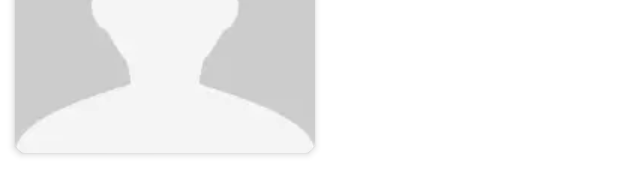
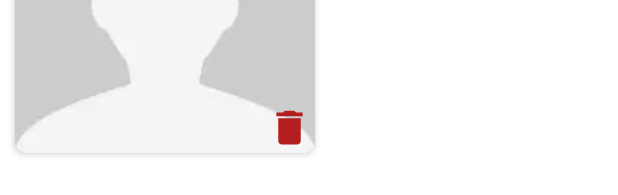
Before and after one commit to ArpitKanda/testmultipleimages, an Android app: the layout adapter_image_list.xml on its own in the app's theme, with its tools: preview values and no code run, on a phone screen of 412 x 824 dp. Shown: the part 162-357 px from the top of the screen. Run offline under Robolectric (Android 15) with nearby library versions, the phone set to English and light mode, and no system bars.

Commit message:
Bugs fixing

```diff
--- /dev/null
+++ b/app/src/main/res/drawable/ic_baseline_delete_24.xml
@@ -0,0 +1,5 @@
+<vector android:height="24dp" android:tint="#B31E1E"
+    android:viewportHeight="24" android:viewportWidth="24"
+    android:width="24dp" xmlns:android="http://schemas.android.com/apk/res/android">
+    <path android:fillColor="@android:color/white" android:pathData="M6,19c0,1.1 0.9,2 2,2h8c1.1,0 2,-0.9 2,-2V7H6v12zM19,4h-3.5l-1,-1h-5l-1,1H5v2h14V4z"/>
+</vector>
--- a/app/src/main/res/layout/adapter_image_list.xml
+++ b/app/src/main/res/layout/adapter_image_list.xml
@@ -18,7 +18,15 @@
             android:layout_height="200dp"
             android:scaleType="fitXY"
             android:src="@drawable/null_profile" />
+        <ImageView
+            android:id="@+id/imgDelImages"
+            android:layout_width="30dp"
+            android:layout_margin="2dp"
+            android:layout_gravity="center|bottom|right"
+            android:src="@drawable/ic_baseline_delete_24"
+            android:layout_height="30dp"/>
     </androidx.cardview.widget.CardView>
+
     <FrameLayout
         android:id="@+id/container"
         android:layout_width="match_parent"
@@ -30,5 +38,6 @@
             android:visibility="invisible"
             android:contentDescription="Text@" />
 
+
     </FrameLayout>
 </RelativeLayout>
```
Also changed, not shown: app/src/main/AndroidManifest.xml (+23 -0 lines), app/src/main/java/com/scan/testmultipleimages/CropActivity.kt (+20 -5 lines), app/src/main/java/com/scan/testmultipleimages/ImageListActivity.kt (+33 -12 lines), app/src/main/res/layout/activity_iamge_list.xml (+11 -0 lines).
